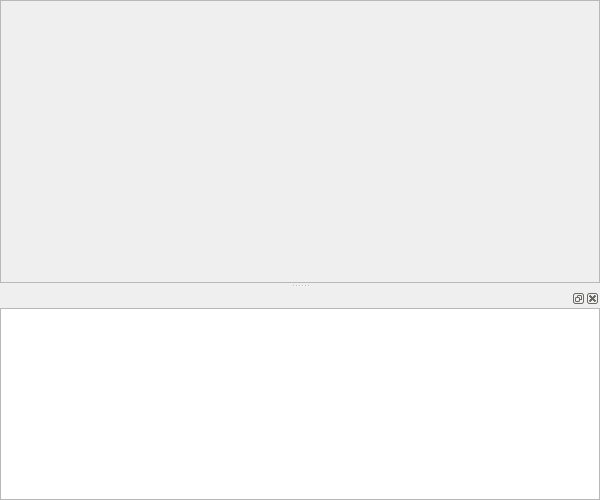
Above: mainwindow.ui from nical/GLSL-Raymarching before the change. Below: the same form after it.
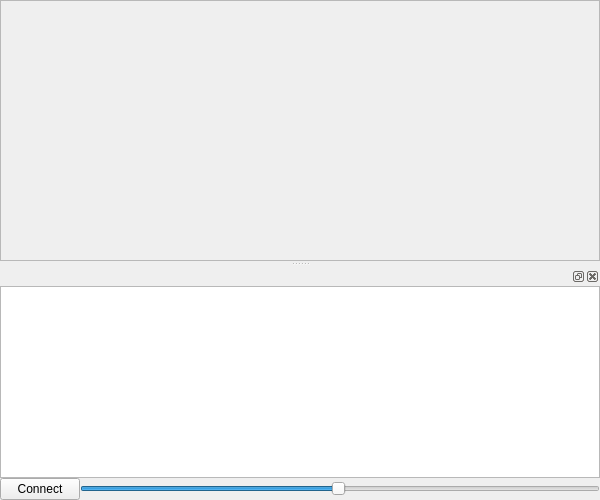
That is the form after the change.

Commit message: added a few nodes and compositor zoom

```diff
--- a/mainwindow.ui
+++ b/mainwindow.ui
@@ -33,8 +33,8 @@
   <widget class="QDockWidget" name="kiwiDock">
    <property name="minimumSize">
     <size>
-     <width>100</width>
-     <height>118</height>
+     <width>112</width>
+     <height>127</height>
     </size>
    </property>
    <attribute name="dockWidgetArea">
@@ -48,9 +48,32 @@
      <property name="spacing">
       <number>0</number>
      </property>
-     <item row="0" column="0">
+     <item row="0" column="0" colspan="2">
       <widget class="QGraphicsView" name="kiwiGraphicsView"/>
      </item>
+     <item row="1" column="0">
+      <widget class="QPushButton" name="connectButton">
+       <property name="text">
+        <string>Connect</string>
+       </property>
+      </widget>
+     </item>
+     <item row="1" column="1">
+      <widget class="QSlider" name="kiwiZoomSlider">
+       <property name="minimum">
+        <number>1</number>
+       </property>
+       <property name="maximum">
+        <number>200</number>
+       </property>
+       <property name="value">
+        <number>100</number>
+       </property>
+       <property name="orientation">
+        <enum>Qt::Horizontal</enum>
+       </property>
+      </widget>
+     </item>
     </layout>
    </widget>
   </widget>
```
The commit also changes 13 other files.
